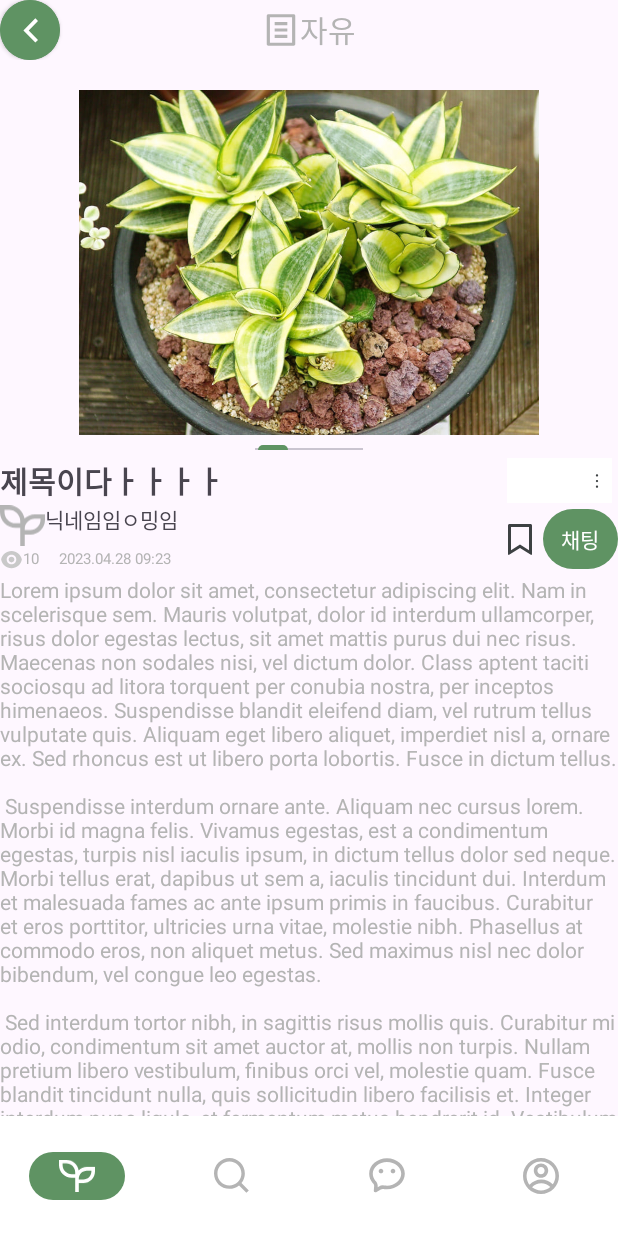
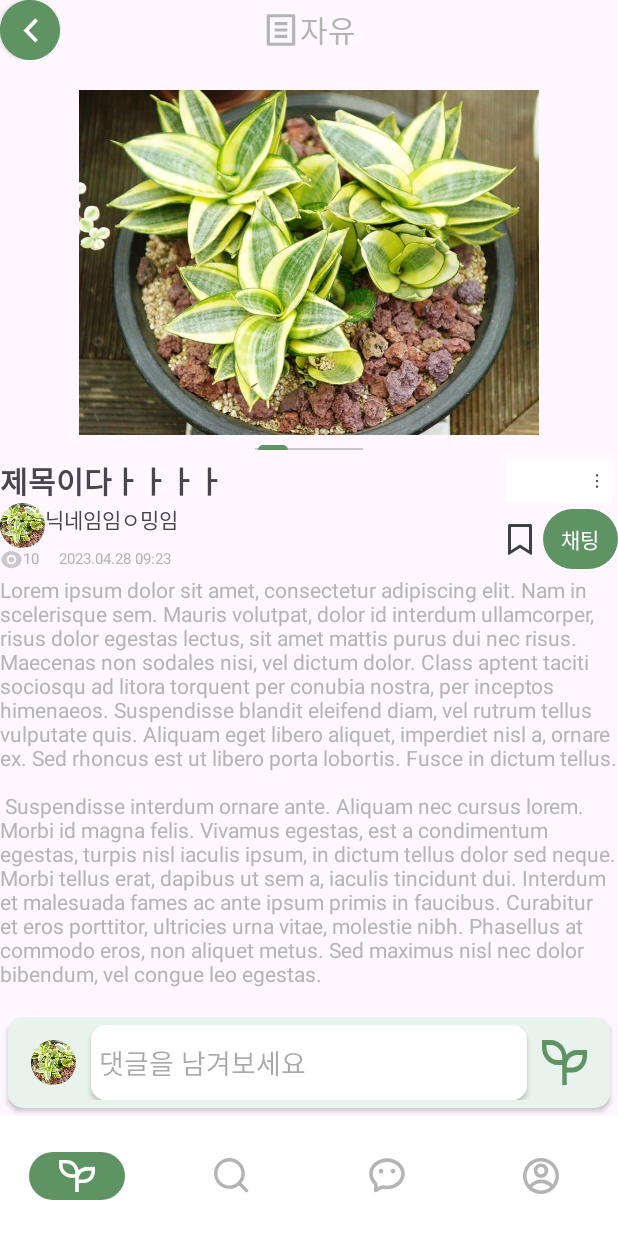
Before and after one commit to Going777/Groot, an Android app: the fragment CommunityDetailFragment placed in its activity, on a phone screen of 412 x 824 dp. Run offline under Robolectric (Android 15) with nearby library versions, the phone set to English and light mode, and no system bars; our stand-ins replace CircleImageView, data binding; libraries missing offline, so code that uses them is left out: com.loopj.android.

Commit message:
Feat: add comment list

```diff
--- a/front-end/groot/app/src/main/java/com/chocobi/groot/view/community/CommunityDetailFragment.kt
+++ b/front-end/groot/app/src/main/java/com/chocobi/groot/view/community/CommunityDetailFragment.kt
@@ -1,25 +1,22 @@
 package com.chocobi.groot.view.community
 
-import android.graphics.Color
-import android.graphics.drawable.GradientDrawable
+import android.annotation.SuppressLint
 import android.os.Bundle
-import android.util.Log
 import androidx.fragment.app.Fragment
 import android.view.LayoutInflater
-import android.view.Menu
-import android.view.MenuInflater
 import android.view.View
 import android.view.ViewGroup
 import android.widget.AdapterView
 import android.widget.ArrayAdapter
 import android.widget.ImageButton
 import android.widget.Spinner
-import android.widget.Toast
+import androidx.recyclerview.widget.LinearLayoutManager
+import androidx.recyclerview.widget.RecyclerView
 import androidx.viewpager2.adapter.FragmentStateAdapter
 import androidx.viewpager2.widget.ViewPager2
 import com.chocobi.groot.R
+import com.chocobi.groot.view.community.adapter.CommentAdapter
 import com.google.android.material.tabs.TabLayout
-import com.google.android.material.tabs.TabLayout.INDICATOR_GRAVITY_CENTER
 import com.google.android.material.tabs.TabLayoutMediator
 
 // TODO: Rename parameter arguments, choose names that match
@@ -35,15 +32,33 @@ private const val ARG_PARAM2 = "param2"
 class CommunityDetailFragment : Fragment() {
     private lateinit var bookmarkButton: ImageButton
     private var isBookmarked = false
+    private var commentList = arrayListOf<CommunityComment>(
+        CommunityComment("sample_plant_image", "박세희1", "4", "댓글123"),
+        CommunityComment("sample_plant_image", "박세희2", "4", "댓글123"),
+        CommunityComment("sample_plant_image", "박세희3", "4", "댓글123"),
+        CommunityComment("sample_plant_image", "박세희4", "4", "댓글123"),)
+
+
+
+
 
     override fun onCreate(savedInstanceState: Bundle?) {
         super.onCreate(savedInstanceState)
 
     }
 
+    @SuppressLint("NotifyDataSetChanged")
     override fun onCreateView(inflater: LayoutInflater, container: ViewGroup?, savedInstanceState: Bundle?): View? {
         val view = inflater.inflate(R.layout.fragment_community_detail, container, false)
 
+// 2. RecyclerView의 레이아웃 매니저 설정
+        val commentRecycleView = view.findViewById<RecyclerView>(R.id.commentRecycleView)
+        val layoutManager = LinearLayoutManager(context)
+        commentRecycleView.layoutManager = layoutManager
+
+// 3. RecyclerView 어댑터가 데이터를 올바르게 처리하는지 확인
+        val commentAdapter = CommentAdapter(commentList)
+        commentRecycleView.adapter = commentAdapter
 
 
         val spinner: Spinner = view.findViewById(R.id.spinner)
@@ -64,7 +79,7 @@ class CommunityDetailFragment : Fragment() {
         spinner.onItemSelectedListener = object : AdapterView.OnItemSelectedListener {
             override fun onItemSelected(parent: AdapterView<*>, view: View?, position: Int, id: Long) {
                 val selectedOption = options[position]
-                Toast.makeText(requireContext(), selectedOption, Toast.LENGTH_SHORT).show()
+//                Toast.makeText(requireContext(), selectedOption, Toast.LENGTH_SHORT).show()
             }
 
             override fun onNothingSelected(parent: AdapterView<*>) {
@@ -91,7 +106,6 @@ class CommunityDetailFragment : Fragment() {
             )
         }
 
-
         return view
     }
 
@@ -109,8 +123,6 @@ class CommunityDetailFragment : Fragment() {
             tab.text = tabList[position]
 
         }.attach()
-
-
 
     }
 
@@ -130,5 +142,4 @@ class CommunityDetailFragment : Fragment() {
             }
         }
     }
-
 }
--- a/front-end/groot/app/src/main/java/com/chocobi/groot/view/community/CommunityTab1Fragment.kt
+++ b/front-end/groot/app/src/main/java/com/chocobi/groot/view/community/CommunityTab1Fragment.kt
@@ -10,12 +10,10 @@ import android.widget.FrameLayout
 import androidx.recyclerview.widget.LinearLayoutManager
 import androidx.recyclerview.widget.RecyclerView
 import androidx.swiperefreshlayout.widget.SwipeRefreshLayout
-import com.chocobi.groot.MainActivity
 import com.chocobi.groot.R
 import com.chocobi.groot.Thread.ThreadUtil
-import com.chocobi.groot.adapter.RecyclerViewAdapter
+import com.chocobi.groot.view.community.adapter.RecyclerViewAdapter
 import com.chocobi.groot.adapter.item.ItemBean
-import com.google.android.material.floatingactionbutton.FloatingActionButton
 
 // TODO: Rename parameter arguments, choose names that match
 // the fragment initialization parameters, e.g. ARG_ITEM_NUMBER
--- a/front-end/groot/app/src/main/java/com/chocobi/groot/view/community/CommunityTab2Fragment.kt
+++ b/front-end/groot/app/src/main/java/com/chocobi/groot/view/community/CommunityTab2Fragment.kt
@@ -7,15 +7,13 @@ import android.view.LayoutInflater
 import android.view.View
 import android.view.ViewGroup
 import android.widget.FrameLayout
-import androidx.fragment.app.FragmentActivity
 import androidx.recyclerview.widget.LinearLayoutManager
 import androidx.recyclerview.widget.RecyclerView
 import androidx.swiperefreshlayout.widget.SwipeRefreshLayout
 import com.chocobi.groot.R
 import com.chocobi.groot.Thread.ThreadUtil
-import com.chocobi.groot.adapter.RecyclerViewAdapter
+import com.chocobi.groot.view.community.adapter.RecyclerViewAdapter
 import com.chocobi.groot.adapter.item.ItemBean
-import com.google.android.material.floatingactionbutton.FloatingActionButton
 
 // TODO: Rename parameter arguments, choose names that match
 // the fragment initialization parameters, e.g. ARG_ITEM_NUMBER
--- a/front-end/groot/app/src/main/java/com/chocobi/groot/adapter/item/ItemViewHolder.kt
+++ b/front-end/groot/app/src/main/java/com/chocobi/groot/view/community/ItemViewHolder.kt
@@ -45,7 +45,6 @@ class ItemViewHolder(itemView: View): RecyclerView.ViewHolder(itemView) {
     private fun setListener() {
         view.get()?.setOnClickListener {
             delegate?.onItemViewClick(itemBean)
-            Log.d("??", "aaaaaaaaaaaaaaaaaaaaaaaaaa")
         }
     }
 
--- /dev/null
+++ b/front-end/groot/app/src/main/java/com/chocobi/groot/view/community/adapter/CommentAdapter.kt
@@ -0,0 +1,38 @@
+package com.chocobi.groot.view.community.adapter
+
+import android.view.LayoutInflater
+import android.view.View
+import android.view.ViewGroup
+import android.widget.TextView
+import androidx.recyclerview.widget.RecyclerView
+import com.chocobi.groot.R
+import com.chocobi.groot.view.community.CommunityComment
+
+
+class CommentAdapter(private val commentList: ArrayList<CommunityComment>) :
+    RecyclerView.Adapter<CommentAdapter.ViewHolder>() {
+
+    override fun onCreateViewHolder(parent: ViewGroup, viewType: Int): ViewHolder {
+        val view = LayoutInflater.from(parent.context).inflate(R.layout.fragment_community_comment_item, parent, false)
+        return ViewHolder(view)
+    }
+
+    override fun onBindViewHolder(holder: ViewHolder, position: Int) {
+//        holder.commentProfileImg.text = commentList[position].ProfileImg
+        holder.commentNickname.text = commentList[position].Nickname
+        holder.commentDate.text = commentList[position].Date
+        holder.commentContext.text = commentList[position].Context
+    }
+
+    override fun getItemCount(): Int {
+        return commentList.count()
+    }
+
+
+    inner class ViewHolder(itemView: View) : RecyclerView.ViewHolder(itemView) {
+//        val commentProfileImg = itemView.findViewById<ImageView>(R.id.commentProfileImg)
+        val commentNickname = itemView.findViewById<TextView>(R.id.commentNickname)
+        val commentDate = itemView.findViewById<TextView>(R.id.commentDate)
+        val commentContext = itemView.findViewById<TextView>(R.id.commentContext)
+    }
+}
--- a/front-end/groot/app/src/main/java/com/chocobi/groot/adapter/RecyclerViewAdapter.kt
+++ b/front-end/groot/app/src/main/java/com/chocobi/groot/view/community/adapter/RecyclerViewAdapter.kt
@@ -1,12 +1,10 @@
-package com.chocobi.groot.adapter
+package com.chocobi.groot.view.community.adapter
 
 import android.util.Log
 import android.view.LayoutInflater
 import android.view.ViewGroup
-import androidx.fragment.app.Fragment
 import androidx.fragment.app.FragmentActivity
 import androidx.recyclerview.widget.RecyclerView
-import com.chocobi.groot.MainActivity
 import com.chocobi.groot.R
 import com.chocobi.groot.adapter.item.ItemBean
 import com.chocobi.groot.adapter.item.ItemViewHolder
--- /dev/null
+++ b/front-end/groot/app/src/main/java/com/chocobi/groot/view/community/model/CommunityComment.kt
@@ -0,0 +1,10 @@
+package com.chocobi.groot.view.community
+
+// output을 만든다 : response
+
+data class CommunityComment(
+    var ProfileImg : String,
+    var Nickname : String,
+    var Date : String,
+    var Context : String,
+)
--- a/front-end/groot/app/src/main/res/layout/fragment_community_detail.xml
+++ b/front-end/groot/app/src/main/res/layout/fragment_community_detail.xml
@@ -1,22 +1,18 @@
 <?xml version="1.0" encoding="utf-8"?>
-<androidx.core.widget.NestedScrollView
+
+<LinearLayout
     xmlns:android="http://schemas.android.com/apk/res/android"
     xmlns:tools="http://schemas.android.com/tools"
     android:layout_width="match_parent"
-    android:layout_height="match_parent"
+    android:layout_height="wrap_content"
+    android:orientation="vertical"
     xmlns:app="http://schemas.android.com/apk/res-auto"
-    xmlns:card_view="http://schemas.android.com/apk/res-auto"
     tools:context=".view.community.CommunityPostFragment">
-
-    <LinearLayout
-        android:layout_width="match_parent"
-        android:layout_height="match_parent"
-        android:orientation="vertical">
-
 
     <androidx.constraintlayout.widget.ConstraintLayout
         android:layout_width="match_parent"
-        android:layout_height="40dp">
+        android:layout_height="40dp"
+        android:layout_weight="0">
 
         <androidx.cardview.widget.CardView
             android:layout_width="40dp"
@@ -53,6 +49,16 @@
         </LinearLayout>
 
     </androidx.constraintlayout.widget.ConstraintLayout>
+
+    <androidx.core.widget.NestedScrollView
+        android:layout_width="match_parent"
+        android:layout_height="fill_parent"
+        android:layout_weight="1">
+        <LinearLayout
+            android:layout_width="match_parent"
+            android:layout_height="wrap_content"
+            android:orientation="vertical">
+
 
             <LinearLayout
                 android:layout_width="wrap_content"
@@ -94,9 +100,6 @@
                     android:layout_width="match_parent"
                     android:layout_height="wrap_content"
                     android:orientation="horizontal">
-
-            <!-- ImageButton 정의 -->
-
             <!-- Spinner 정의 -->
                     <Spinner
                         android:id="@+id/spinner"
@@ -139,10 +142,10 @@
                         android:layout_width="wrap_content"
                         android:layout_height="wrap_content">
 
-                <ImageView
+                        <de.hdodenhof.circleimageview.CircleImageView
                             android:layout_width="30dp"
                             android:layout_height="30dp"
-                    android:src="@drawable/ic_plant" />
+                            android:src="@drawable/sample_plant_image" />
 
                         <TextView
                             android:layout_width="wrap_content"
@@ -272,11 +275,66 @@
                 android:textStyle="bold"
                 android:layout_margin="3dp"/>
 
-    <ListView
+            <androidx.recyclerview.widget.RecyclerView
+                android:id="@+id/commentRecycleView"
                 android:layout_width="match_parent"
                 android:layout_height="match_parent"
-        android:background="@color/background"/>
+                android:layout_margin="8dp"
+                android:background="@color/white"/>
 
 
         </LinearLayout>
+
     </androidx.core.widget.NestedScrollView>
+
+
+
+    <androidx.cardview.widget.CardView
+        android:layout_width="match_parent"
+        android:layout_height="wrap_content"
+        android:backgroundTint="@color/background"
+        android:layout_margin="5dp"
+        app:cardCornerRadius="10dp">
+        <LinearLayout
+            android:layout_width="match_parent"
+            android:layout_height="wrap_content"
+            android:layout_margin="5dp"
+            android:layout_gravity="center"
+            android:layout_weight="0"
+            android:orientation="horizontal">
+
+
+            <de.hdodenhof.circleimageview.CircleImageView
+                android:layout_width="30dp"
+                android:layout_height="30dp"
+                android:layout_margin="10dp"
+                android:layout_weight="0"
+                android:src="@drawable/sample_plant_image"/>
+            <androidx.cardview.widget.CardView
+                android:layout_width="match_parent"
+                android:layout_height="fill_parent"
+                android:layout_weight="1"
+                app:cardCornerRadius="10dp"
+                android:backgroundTint="@color/white">
+
+                <EditText
+                    android:layout_width="match_parent"
+                    android:layout_height="match_parent"
+                    android:background="@color/white"
+                    android:paddingHorizontal="5dp"
+                    android:paddingVertical="0dp"
+                    android:hint="댓글을 남겨보세요"/>
+            </androidx.cardview.widget.CardView>
+
+            <Button
+                android:layout_width="30dp"
+                android:layout_height="30dp"
+                android:layout_margin="10dp"
+                android:layout_weight="0"
+                android:background="@drawable/ic_plant"/>
+
+
+        </LinearLayout>
+    </androidx.cardview.widget.CardView>
+
+</LinearLayout>
```
Also changed, not shown: front-end/groot/app/src/main/res/drawable/ic_position.xml (added, +9 -0 lines), front-end/groot/app/src/main/res/layout/fragment_community_comment_item.xml (added, +57 -0 lines), front-end/groot/app/src/main/res/layout/fragment_community_tab1.xml (+15 -2 lines), front-end/groot/app/src/main/java/com/chocobi/groot/view/community/ItemBean.kt (renamed from front-end/groot/app/src/main/java/com/chocobi/groot/adapter/item/ItemBean.kt), front-end/groot/app/src/main/java/com/chocobi/groot/view/community/model/CommunityPost.kt (renamed from front-end/groot/app/src/main/java/com/chocobi/groot/view/community/CommunityPost.kt), front-end/groot/app/src/main/java/com/chocobi/groot/view/community/model/CommunityPostService.kt (renamed from front-end/groot/app/src/main/java/com/chocobi/groot/view/community/CommunityPostService.kt). Lines whose indentation alone changed are shown as unchanged.
